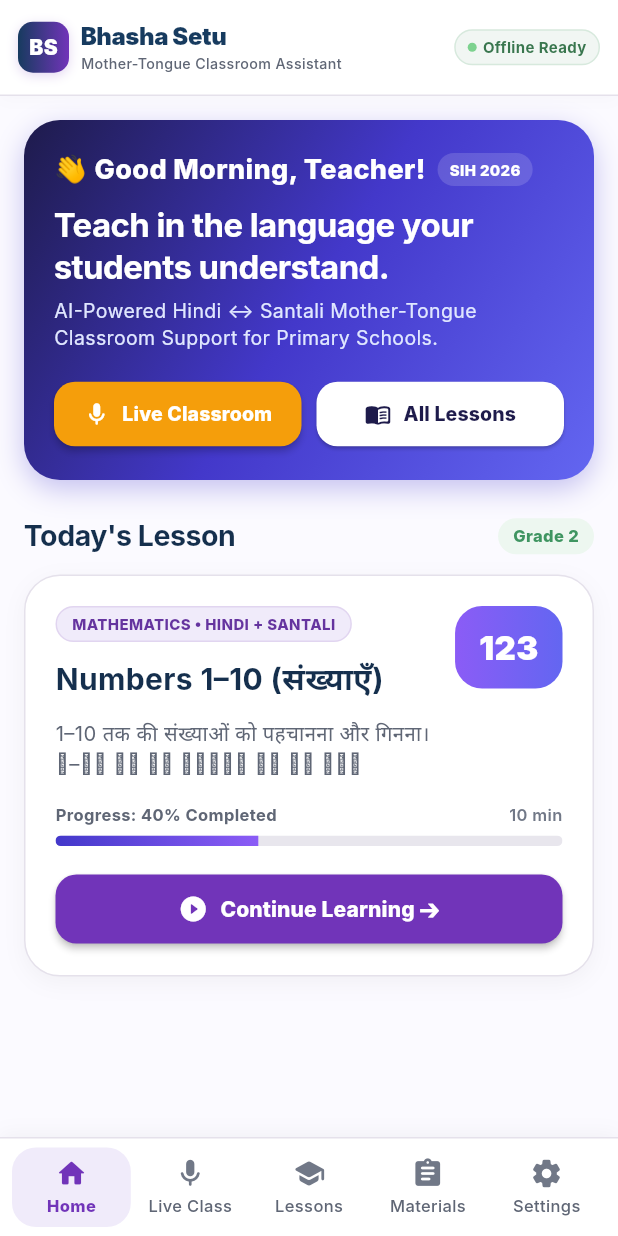
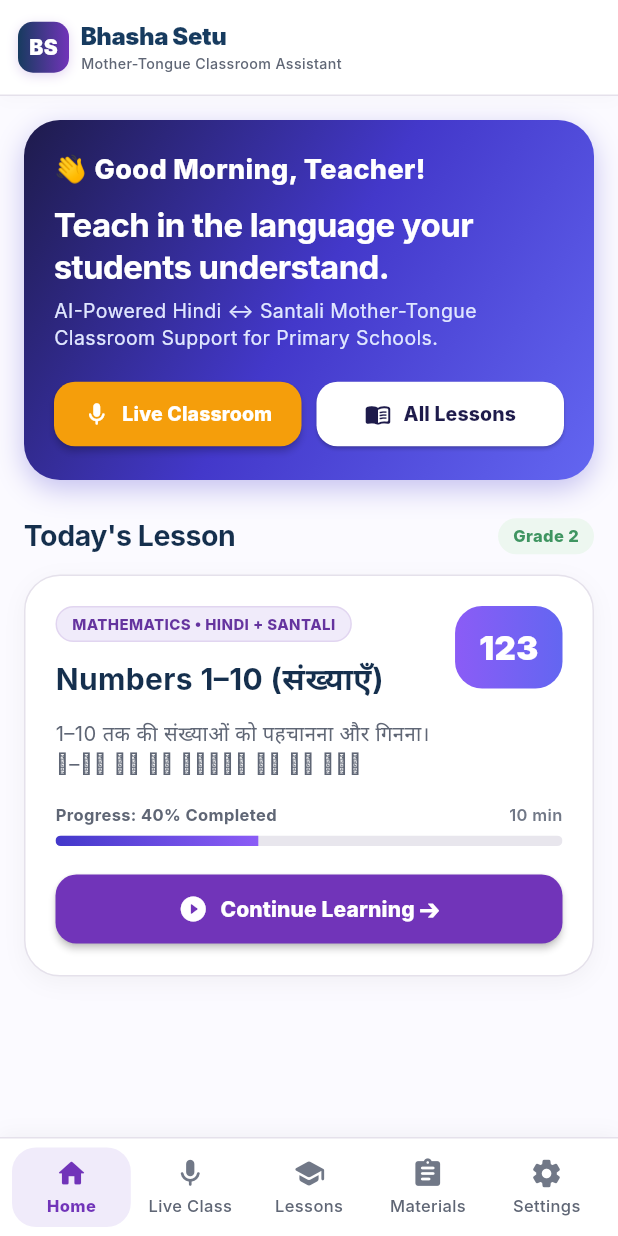
Before and after one commit to vaseem0703/sih, a Flutter app: the screen it shows after launch, on a phone screen of 412 x 824 dp. Run offline on Flutter 3.47's test engine with Material 3 defaults, Android fonts, the light colour scheme and no system bars; our stand-ins replace audioplayers, permission_handler, shared_preferences; missing offline and left inert: record, sherpa_onnx; Roboto replaces fonts that are missing (Inter).

Commit message:
Remove SIH and Offline Ready UI elements

```diff
--- a/sih_flutter_app/lib/screens/home_screen.dart
+++ b/sih_flutter_app/lib/screens/home_screen.dart
@@ -61,10 +61,7 @@
       child: Column(
         crossAxisAlignment: CrossAxisAlignment.start,
         children: [
-          Row(
-            children: [
-              const Flexible(
-                child: Text(
+          const Text(
             '👋 Good Morning, Teacher!',
             style: TextStyle(
               color: Colors.white,
@@ -72,25 +69,6 @@
               fontWeight: FontWeight.w800,
             ),
             overflow: TextOverflow.ellipsis,
-                ),
-              ),
-              const SizedBox(width: 8),
-              Container(
-                padding: const EdgeInsets.symmetric(horizontal: 8, vertical: 4),
-                decoration: BoxDecoration(
-                  color: Colors.white.withValues(alpha: 0.15),
-                  borderRadius: BorderRadius.circular(12),
-                ),
-                child: const Text(
-                  'SIH 2026',
-                  style: TextStyle(
-                    color: Colors.white,
-                    fontSize: 10,
-                    fontWeight: FontWeight.w800,
-                  ),
-                ),
-              ),
-            ],
           ),
           const SizedBox(height: 10),
           const Text(
--- a/sih_flutter_app/lib/widgets/app_header.dart
+++ b/sih_flutter_app/lib/widgets/app_header.dart
@@ -2,9 +2,7 @@
 import '../app/theme.dart';
 
 class AppHeader extends StatelessWidget {
-  final VoidCallback? onOfflineTap;
-
-  const AppHeader({super.key, this.onOfflineTap});
+  const AppHeader({super.key});
 
   @override
   Widget build(BuildContext context) {
@@ -86,54 +84,6 @@
               ],
             ),
           ),
-
-          const SizedBox(width: 6),
-
-          // Offline Ready Pill
-          GestureDetector(
-            onTap:
-                onOfflineTap ??
-                () {
-                  ScaffoldMessenger.of(context).showSnackBar(
-                    const SnackBar(
-                      content: Text(
-                        'Offline Ready • Translation, lessons and audio available',
-                      ),
-                      duration: Duration(seconds: 2),
-                    ),
-                  );
-                },
-            child: Container(
-              padding: const EdgeInsets.symmetric(horizontal: 8, vertical: 4),
-              decoration: BoxDecoration(
-                color: const Color(0xFFF1F6F3),
-                borderRadius: BorderRadius.circular(16),
-                border: Border.all(color: const Color(0xFFD7E9DD)),
-              ),
-              child: Row(
-                mainAxisSize: MainAxisSize.min,
-                children: [
-                  Container(
-                    width: 6,
-                    height: 6,
-                    decoration: const BoxDecoration(
-                      color: Color(0xFF7DD28F),
-                      shape: BoxShape.circle,
-                    ),
-                  ),
-                  const SizedBox(width: 4),
-                  const Text(
-                    'Offline Ready',
-                    style: TextStyle(
-                      color: Color(0xFF39764E),
-                      fontSize: 10,
-                      fontWeight: FontWeight.w700,
-                    ),
-                  ),
-                ],
-              ),
-            ),
-          ),
         ],
       ),
     );
```
Lines whose indentation alone changed are shown as unchanged.
